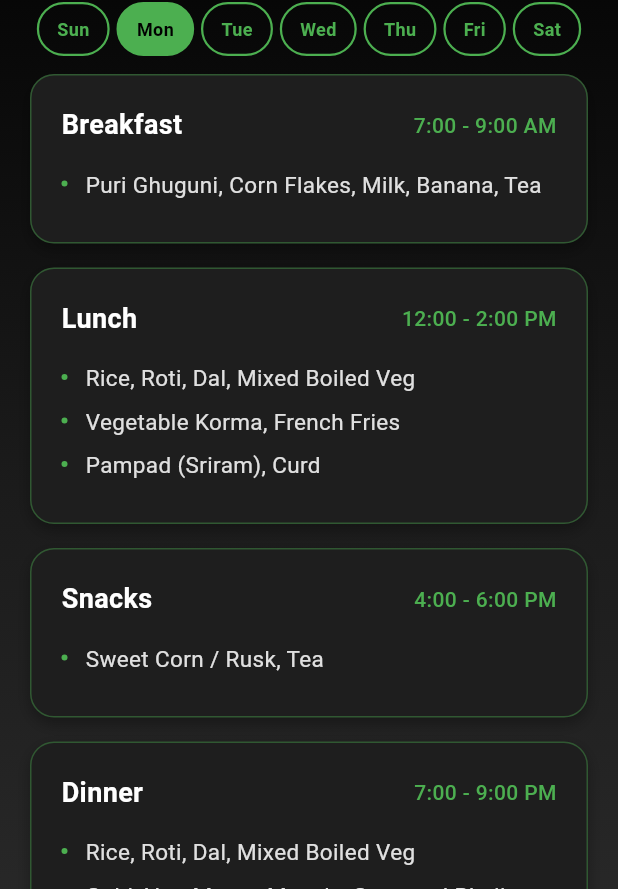
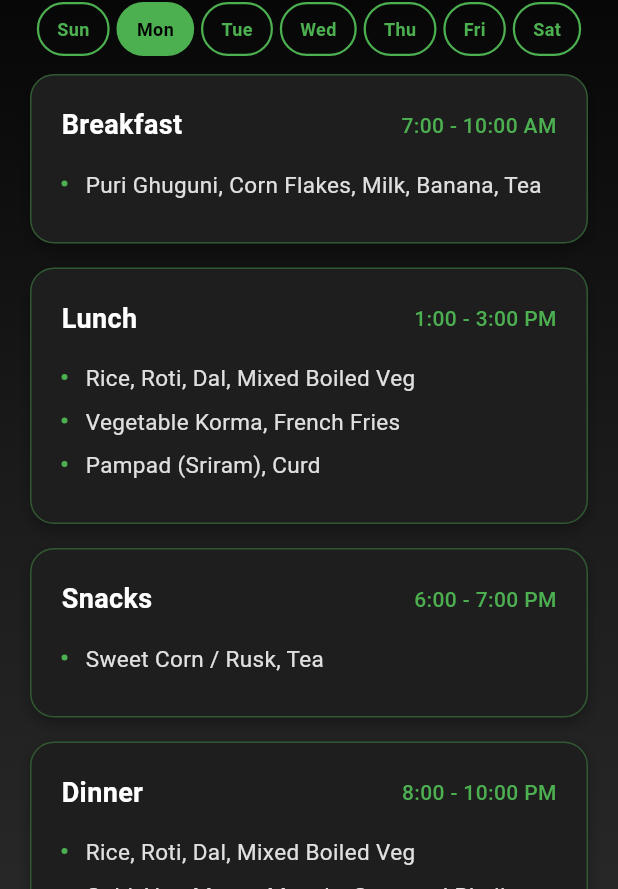
Before and after one commit to Sumit1sah/managehostel, a Flutter app: the MessMenuView screen opened directly, on a phone screen of 412 x 824 dp. Shown: the part 163-1052 px from the top of the screen. Run offline on Flutter 3.47's test engine with Material 3 defaults, Android fonts, the phone set to English and light mode, and no system bars; our stand-ins replace flutter_secure_storage, hive_flutter, image_picker, pdf, share_plus; accounts and stored records are empty.

Commit message:
whole app

```diff
--- a/lib/views/mess_menu_view.dart
+++ b/lib/views/mess_menu_view.dart
@@ -13,6 +13,7 @@
   int _selectedDay = DateTime.now().weekday % 7; // 0=Sun, 1=Mon, etc.
   late PageController _pageController;
   late AnimationController _rotationController;
+  late AnimationController _blinkController;
 
   @override
   void initState() {
@@ -22,12 +23,17 @@
       duration: const Duration(milliseconds: 300),
       vsync: this,
     );
+    _blinkController = AnimationController(
+      duration: const Duration(milliseconds: 1000),
+      vsync: this,
+    )..repeat(reverse: true);
   }
 
   @override
   void dispose() {
     _pageController.dispose();
     _rotationController.dispose();
+    _blinkController.dispose();
     super.dispose();
   }
 
@@ -36,127 +42,127 @@
   final Map<String, Map<String, Map<String, dynamic>>> _weeklyMenu = {
     'Sun': {
       'Breakfast': {
-        'time': '7:00 - 9:00 AM',
+        'time': '7:00 - 10:00 AM',
         'items': ['Masala Dosa, Sambar, Chutney', 'Bread, Butter, Jam, Tea']
       },
       'Lunch': {
-        'time': '12:00 - 2:00 PM',
+        'time': '1:00 - 3:00 PM',
         'items': ['Rice, Roti, Dal, Mixed Boiled Veg', 'Egg Curry, Mix Veg Masala', 'Salad, Fries']
       },
       'Snacks': {
-        'time': '4:00 - 6:00 PM',
+        'time': '6:00 - 7:00 PM',
         'items': ['Dahi Papdi Chaat, Coffee']
       },
       'Dinner': {
-        'time': '7:00 - 9:00 PM',
+        'time': '8:00 - 10:00 PM',
         'items': ['Rice, Roti, Dal, Mixed Boiled Veg', 'Chicken Kadai, Paneer Kadai', 'Rice Kheer']
       },
     },
     'Mon': {
       'Breakfast': {
-        'time': '7:00 - 9:00 AM',
+        'time': '7:00 - 10:00 AM',
         'items': ['Puri Ghuguni, Corn Flakes, Milk, Banana, Tea']
       },
       'Lunch': {
-        'time': '12:00 - 2:00 PM',
+        'time': '1:00 - 3:00 PM',
         'items': ['Rice, Roti, Dal, Mixed Boiled Veg', 'Vegetable Korma, French Fries', 'Pampad (Sriram), Curd']
       },
       'Snacks': {
-        'time': '4:00 - 6:00 PM',
+        'time': '6:00 - 7:00 PM',
         'items': ['Sweet Corn / Rusk, Tea']
       },
       'Dinner': {
-        'time': '7:00 - 9:00 PM',
+        'time': '8:00 - 10:00 PM',
         'items': ['Rice, Roti, Dal, Mixed Boiled Veg', 'Gobi Aloo Mutter Masala, Seasonal Bhaji', 'Gulab Jamun']
       },
     },
     'Tue': {
       'Breakfast': {
-        'time': '7:00 - 9:00 AM',
+        'time': '7:00 - 10:00 AM',
         'items': ['Pav Bhaji / Chole Bhature', 'Bread, Butter, Jam', 'Boiled Egg, Coffee']
       },
       'Lunch': {
-        'time': '12:00 - 2:00 PM',
+        'time': '1:00 - 3:00 PM',
         'items': ['Rice, Roti, Dal, Mixed Boiled Veg', 'Matar Paneer, French Fries, Salad']
       },
       'Snacks': {
-        'time': '4:00 - 6:00 PM',
+        'time': '6:00 - 7:00 PM',
         'items': ['Red Pasta (with Onion & Tomato)', 'Lemon Tea']
       },
       'Dinner': {
-        'time': '7:00 - 9:00 PM',
+        'time': '8:00 - 10:00 PM',
         'items': ['Rice, Roti, Dal, Mixed Boiled Veg', 'Soyabin Aloo Masala, Crispy Veg Chips', 'Semai Kheer']
       },
     },
     'Wed': {
       'Breakfast': {
-        'time': '7:00 - 9:00 AM',
+        'time': '7:00 - 10:00 AM',
         'items': ['Egg Omelette, Veg Cutlet', 'Bread, Butter, Jam, Tea']
       },
       'Lunch': {
-        'time': '12:00 - 2:00 PM',
+        'time': '1:00 - 3:00 PM',
         'items': ['Rice, Roti, Dal, Mixed Boiled Veg', 'Cabbage Aloo Masala, Fish Masala', 'Fries, Salad']
       },
       'Snacks': {
-        'time': '4:00 - 6:00 PM',
+        'time': '6:00 - 7:00 PM',
         'items': ['Veg Hakka Noodles, Coffee']
       },
       'Dinner': {
-        'time': '7:00 - 9:00 PM',
+        'time': '8:00 - 10:00 PM',
         'items': ['Rice, Roti, Dal, Mixed Boiled Veg', 'Chicken Masala, Paneer Masala', 'Rasgulla']
       },
     },
     'Thu': {
       'Breakfast': {
-        'time': '7:00 - 9:00 AM',
+        'time': '7:00 - 10:00 AM',
         'items': ['Dahi Bada, Aloo Dum, Ghuguni', 'Bread, Butter, Jam, Tea']
       },
       'Lunch': {
-        'time': '12:00 - 2:00 PM',
+        'time': '1:00 - 3:00 PM',
         'items': ['Rice, Roti, Dal, Mixed Boiled Veg', 'Muncherian, Aloo Capsicum Dry', 'Papad (Sriram), Curd']
       },
       'Snacks': {
-        'time': '4:00 - 6:00 PM',
+        'time': '6:00 - 7:00 PM',
         'items': ['Masala Maggi, Coffee']
       },
       'Dinner': {
-        'time': '7:00 - 9:00 PM',
+        'time': '8:00 - 10:00 PM',
         'items': ['Rice, Roti, Dal, Mixed Boiled Veg', 'Paneer Hyderabadi, Egg Curry (Dry)', 'Gulab Jamun']
       },
     },
     'Fri': {
       'Breakfast': {
-        'time': '7:00 - 9:00 AM',
+        'time': '7:00 - 10:00 AM',
         'items': ['Bread, Butter, Jam', 'Boiled Egg, Veg Noodles, Ketchup, Tea']
       },
       'Lunch': {
-        'time': '12:00 - 2:00 PM',
+        'time': '1:00 - 3:00 PM',
         'items': ['Rice, Roti, Dal, Mixed Boiled Veg', 'Fish Masala, Besan Aloo Curry', 'Seasonal Bhaji, Nalli (Fries)']
       },
       'Snacks': {
-        'time': '4:00 - 6:00 PM',
+        'time': '6:00 - 7:00 PM',
         'items': ['Chicken Soup / Veg Soup']
       },
       'Dinner': {
-        'time': '7:00 - 9:00 PM',
+        'time': '8:00 - 10:00 PM',
         'items': ['Mix Veg Biryani / Chicken Biryani', 'Raita']
       },
     },
     'Sat': {
       'Breakfast': {
-        'time': '7:00 - 9:00 AM',
+        'time': '7:00 - 10:00 AM',
         'items': ['Paratha, Aloo Bhaja', 'Corn Flakes, Milk, Banana, Tea']
       },
       'Lunch': {
-        'time': '12:00 - 2:00 PM',
+        'time': '1:00 - 3:00 PM',
         'items': ['Rice, Roti, Dal, Mixed Boiled Veg', 'Egg Masala, Chana Masala', 'Seasonal Bhaji, Papad (Sriram)']
       },
       'Snacks': {
-        'time': '4:00 - 6:00 PM',
+        'time': '6:00 - 7:00 PM',
         'items': ['Good Day Biscuit, Tea']
       },
       'Dinner': {
-        'time': '7:00 - 9:00 PM',
+        'time': '8:00 - 10:00 PM',
         'items': ['Rice, Roti, Dal, Mixed Boiled Veg', 'Chicken Butter Masala, Paneer Butter Masala', 'Rasgulla']
       },
     },
@@ -297,20 +303,30 @@
   }
 
   Widget _buildMealCard(String title, String time, List<String> items) {
+    final now = DateTime.now();
+    final hour = now.hour;
+
+    // Determine if this meal is currently active
+    bool isActive = false;
+    if (title == 'Breakfast' && hour >= 7 && hour < 10) isActive = true;
+    if (title == 'Lunch' && hour >= 13 && hour < 15) isActive = true;
+    if (title == 'Snacks' && hour >= 18 && hour < 19) isActive = true;
+    if (title == 'Dinner' && hour >= 20 && hour < 22) isActive = true;
+
     return Container(
       margin: const EdgeInsets.only(bottom: 16),
       padding: const EdgeInsets.all(20),
       decoration: BoxDecoration(
         color: const Color(0xFF1E1E1E),
         border: Border.all(
-          color: const Color(0xFF4CAF50).withOpacity(0.4),
-          width: 1,
+          color: isActive ? const Color(0xFF4CAF50) : const Color(0xFF4CAF50).withOpacity(0.4),
+          width: isActive ? 2 : 1,
         ),
         borderRadius: BorderRadius.circular(16),
         boxShadow: [
           BoxShadow(
-            color: Colors.black.withOpacity(0.3),
-            blurRadius: 8,
+            color: isActive ? const Color(0xFF4CAF50).withOpacity(0.3) : Colors.black.withOpacity(0.3),
+            blurRadius: isActive ? 12 : 8,
             offset: const Offset(0, 4),
           ),
         ],
@@ -320,21 +336,52 @@
           Row(
             mainAxisAlignment: MainAxisAlignment.spaceBetween,
             children: [
+              Row(
+                children: [
                   Text(
                     title,
-                style: const TextStyle(
-                  color: Colors.white,
+                    style: TextStyle(
+                      color: isActive ? const Color(0xFF4CAF50) : Colors.white,
                       fontSize: 18,
                       fontWeight: FontWeight.bold,
                     ),
                   ),
-              Text(
+                  if (isActive)
+                    const SizedBox(width: 8),
+                  if (isActive)
+                    Container(
+                      padding: const EdgeInsets.symmetric(horizontal: 8, vertical: 4),
+                      decoration: BoxDecoration(
+                        color: const Color(0xFF4CAF50),
+                        borderRadius: BorderRadius.circular(12),
+                      ),
+                      child: const Text(
+                        'NOW',
+                        style: TextStyle(
+                          color: Colors.black,
+                          fontSize: 10,
+                          fontWeight: FontWeight.bold,
+                        ),
+                      ),
+                    ),
+                ],
+              ),
+              AnimatedBuilder(
+                animation: _blinkController,
+                builder: (context, child) {
+                  return AnimatedOpacity(
+                    opacity: isActive ? (0.3 + 0.7 * _blinkController.value) : 1.0,
+                    duration: const Duration(milliseconds: 100),
+                    child: Text(
                       time,
-                style: const TextStyle(
-                  color: Color(0xFF4CAF50),
+                      style: TextStyle(
+                        color: isActive ? const Color(0xFF4CAF50) : const Color(0xFF4CAF50),
                         fontSize: 14,
-                  fontWeight: FontWeight.w500,
+                        fontWeight: isActive ? FontWeight.w600 : FontWeight.w500,
                       ),
+                    ),
+                  );
+                },
               ),
             ],
           ),
@@ -350,8 +397,8 @@
                     width: 4,
                     height: 4,
                     margin: const EdgeInsets.only(top: 8, right: 12),
-                    decoration: const BoxDecoration(
-                      color: Color(0xFF4CAF50),
+                    decoration: BoxDecoration(
+                      color: isActive ? const Color(0xFF4CAF50) : const Color(0xFF4CAF50),
                       shape: BoxShape.circle,
                     ),
                   ),
```
Lines whose indentation alone changed are shown as unchanged.
